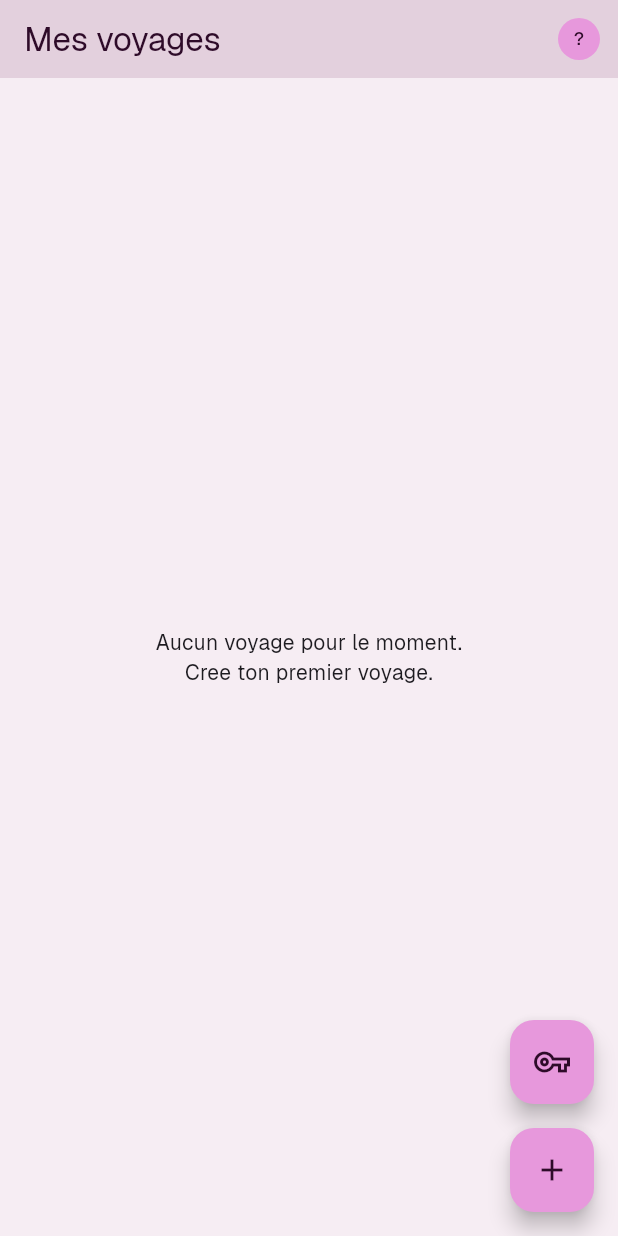
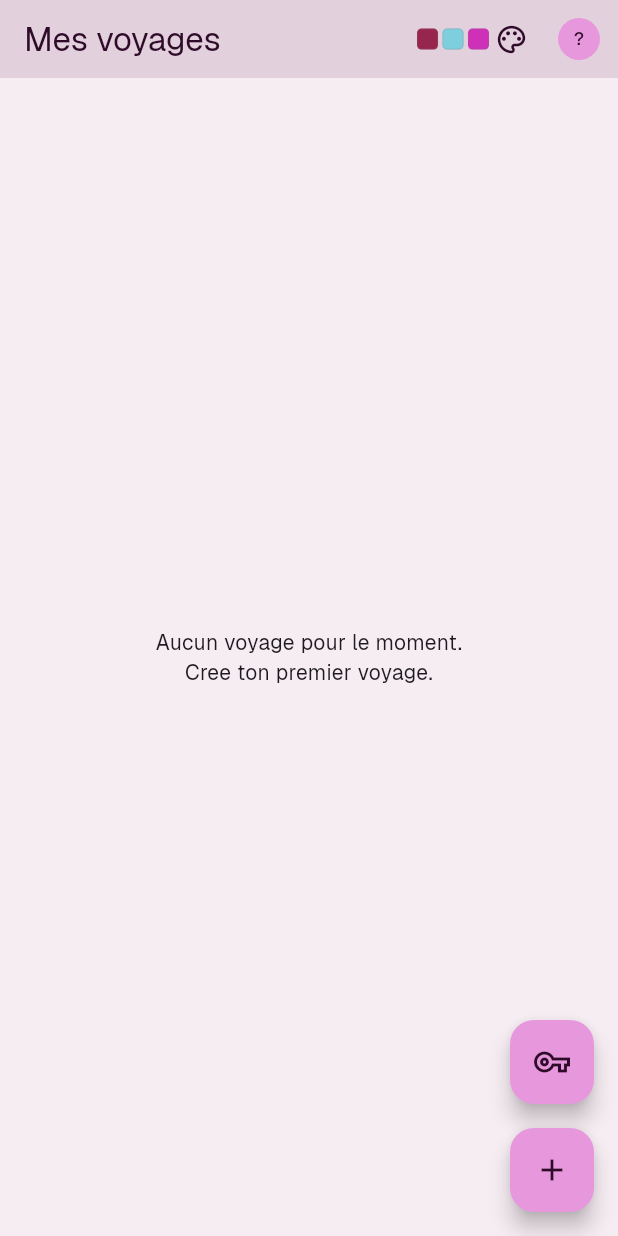
Before and after one commit to CenturySpine/Planzers, a Flutter app: the TripsPage screen opened by its route, on a phone screen of 412 x 824 dp. Run offline on Flutter 3.47's test engine with Material 3 defaults, Android fonts, the phone set to English and light mode, and no system bars; our stand-ins replace cloud_firestore, cloud_functions, firebase_auth, firebase_core, firebase_messaging, flutter_riverpod and 5 more; accounts and stored records are empty.

Commit message:
feat(theme): add Cupidon and Oligarch palette switcher
Travelers can choose between two color identities next to the account avatar; the app remembers the choice on the device. Semantic colors follow the active palette across trips, activities, and invitations.

Made-with: Cursor

```diff
--- a/lib/app/app.dart
+++ b/lib/app/app.dart
@@ -3,7 +3,9 @@ import 'package:flutter_localizations/flutter_localizations.dart';
 import 'package:flutter_riverpod/flutter_riverpod.dart';
 import 'package:planzers/app/preview_environment_chrome.dart';
 import 'package:planzers/app/router.dart';
+import 'package:planzers/app/theme/app_palette_provider.dart';
 import 'package:planzers/app/theme/app_theme.dart';
+import 'package:planzers/app/theme/brand_palette.dart';
 import 'package:planzers/core/firebase/bootstrap.dart';
 import 'package:planzers/core/firebase/firebase_target.dart';
 import 'package:planzers/core/firebase/firebase_target_provider.dart';
@@ -19,10 +21,28 @@ class PlanzersApp extends StatelessWidget {
       overrides: [
         firebaseTargetProvider.overrideWithValue(firebaseTarget),
       ],
-      child: MaterialApp.router(
+      child: _PlanzersThemedApp(firebaseTarget: firebaseTarget),
+    );
+  }
+}
+
+class _PlanzersThemedApp extends ConsumerWidget {
+  const _PlanzersThemedApp({required this.firebaseTarget});
+
+  final FirebaseTarget firebaseTarget;
+
+  @override
+  Widget build(BuildContext context, WidgetRef ref) {
+    final paletteAsync = ref.watch(appPaletteProvider);
+    final AppPaletteId paletteId = switch (paletteAsync) {
+      AsyncData(:final value) => value,
+      _ => AppPaletteId.cupidon,
+    };
+
+    return MaterialApp.router(
       title: firebaseTarget.isPreview ? 'Planzers · Preview' : 'Planzers',
       debugShowCheckedModeBanner: false,
-        theme: AppTheme.light,
+      theme: AppTheme.light(paletteId.data),
       themeMode: ThemeMode.light,
       // Required for [showDatePicker] with fr_FR: default delegates only
       // support English ([DefaultMaterialLocalizations]).
@@ -41,7 +61,6 @@ class PlanzersApp extends StatelessWidget {
           ),
         );
       },
-      ),
     );
   }
 }
--- a/lib/app/preview_environment_chrome.dart
+++ b/lib/app/preview_environment_chrome.dart
@@ -1,5 +1,5 @@
 import 'package:flutter/material.dart';
-import 'package:planzers/app/theme/app_palette.dart';
+import 'package:planzers/app/theme/planzers_colors.dart';
 import 'package:planzers/core/firebase/firebase_target.dart';
 
 /// Top strip when running the preview Firebase / build target.
@@ -23,7 +23,7 @@ class PreviewEnvironmentChrome extends StatelessWidget {
       crossAxisAlignment: CrossAxisAlignment.stretch,
       children: [
         Material(
-          color: AppPalette.warning,
+          color: context.planzersColors.warning,
           elevation: 1,
           child: SafeArea(
             bottom: false,
--- a/lib/app/theme/app_palette.dart
+++ b/lib/app/theme/app_palette.dart
@@ -1,19 +1,2 @@
-import 'package:flutter/material.dart';
-
-/// Centralized app colors for consistent branding across platforms.
-class AppPalette {
-  const AppPalette._();
-
-  // Brand palette (from approved Figma set).
-  static const Color primary = Color(0xFF97264E);
-  static const Color primaryLight = Color(0xFFE798DC);
-  static const Color primarySoft = Color(0xFFF3CDEE);
-  static const Color accent = Color(0xFFCF30B8);
-  static const Color secondary = Color(0xFF7ECFDD);
-  static const Color success = Color(0xFF4DC75E);
-  static const Color warning = Color(0xFFAE8F56);
-  static const Color deep = Color(0xFF2E0B29);
-
-  // App semantic colors.
-  static const Color successContainer = Color(0xFFE8F8EA);
-}
+export 'package:planzers/app/theme/brand_palette.dart';
+export 'package:planzers/app/theme/planzers_colors.dart';
--- /dev/null
+++ b/lib/app/theme/brand_palette.dart
@@ -0,0 +1,109 @@
+import 'package:flutter/material.dart';
+
+/// Visual identity preset (colors derived from the approved brand sets).
+enum AppPaletteId {
+  /// Rose / fuchsia (palette historique).
+  cupidon,
+
+  /// Turquoise, bleu et violet (palette Figma partagée).
+  oligarch,
+}
+
+extension AppPaletteIdX on AppPaletteId {
+  BrandPaletteData get data => switch (this) {
+        AppPaletteId.cupidon => BrandPaletteData.cupidon,
+        AppPaletteId.oligarch => BrandPaletteData.oligarch,
+      };
+}
+
+/// All colors that feed [ThemeData] and [PlanzersColors].
+@immutable
+class BrandPaletteData {
+  const BrandPaletteData({
+    required this.primary,
+    required this.primaryLight,
+    required this.primarySoft,
+    required this.accent,
+    required this.secondary,
+    required this.secondaryContainer,
+    required this.success,
+    required this.warning,
+    required this.deep,
+    required this.successContainer,
+    required this.surface,
+    required this.surfaceContainerHighest,
+    required this.scaffoldBackground,
+    required this.appBarBackground,
+    required this.onSurfaceVariant,
+    required this.outline,
+    required this.outlineVariant,
+    required this.inverseSurface,
+    required this.onInverseSurface,
+  });
+
+  final Color primary;
+  final Color primaryLight;
+  final Color primarySoft;
+  final Color accent;
+  final Color secondary;
+  final Color secondaryContainer;
+  final Color success;
+  final Color warning;
+  final Color deep;
+  final Color successContainer;
+  final Color surface;
+  final Color surfaceContainerHighest;
+  final Color scaffoldBackground;
+  final Color appBarBackground;
+  final Color onSurfaceVariant;
+  final Color outline;
+  final Color outlineVariant;
+  final Color inverseSurface;
+  final Color onInverseSurface;
+
+  static const BrandPaletteData cupidon = BrandPaletteData(
+    primary: Color(0xFF97264E),
+    primaryLight: Color(0xFFE798DC),
+    primarySoft: Color(0xFFF3CDEE),
+    accent: Color(0xFFCF30B8),
+    secondary: Color(0xFF7ECFDD),
+    secondaryContainer: Color(0xFFCFEFF4),
+    success: Color(0xFF4DC75E),
+    warning: Color(0xFFAE8F56),
+    deep: Color(0xFF2E0B29),
+    successContainer: Color(0xFFE8F8EA),
+    surface: Color(0xFFFFFBFE),
+    surfaceContainerHighest: Color(0xFFE8D7E2),
+    scaffoldBackground: Color(0xFFF6EDF3),
+    appBarBackground: Color(0xFFE3D0DD),
+    onSurfaceVariant: Color(0xFF5C4B56),
+    outline: Color(0xFF8A7582),
+    outlineVariant: Color(0xFFDCC8D4),
+    inverseSurface: Color(0xFF382D35),
+    onInverseSurface: Color(0xFFFDEEF8),
+  );
+
+  /// Second palette: #70CDC5, #5A725E, #2B2129, #8A41A4, #3554D0, #F1CACA,
+  /// #1D18BF, #A1B823 (roles sémantiques pour l’UI claire).
+  static const BrandPaletteData oligarch = BrandPaletteData(
+    primary: Color(0xFF3554D0),
+    primaryLight: Color(0xFF9EADF0),
+    primarySoft: Color(0xFFE8EDFA),
+    accent: Color(0xFF8A41A4),
+    secondary: Color(0xFF70CDC5),
+    secondaryContainer: Color(0xFFCFF5F0),
+    success: Color(0xFF5A725E),
+    warning: Color(0xFFB0924A),
+    deep: Color(0xFF2B2129),
+    successContainer: Color(0xFFE5EDE6),
+    surface: Color(0xFFFFFBFF),
+    surfaceContainerHighest: Color(0xFFE1E6F4),
+    scaffoldBackground: Color(0xFFF4F6FC),
+    appBarBackground: Color(0xFFD9E0F4),
+    onSurfaceVariant: Color(0xFF4B5065),
+    outline: Color(0xFF767B8F),
+    outlineVariant: Color(0xFFC5CBE0),
+    inverseSurface: Color(0xFF2B2129),
+    onInverseSurface: Color(0xFFF1F3F9),
+  );
+}
--- /dev/null
+++ b/lib/app/theme/planzers_colors.dart
@@ -0,0 +1,50 @@
+import 'package:flutter/material.dart';
+
+/// Extra semantic colors (not fully covered by [ColorScheme]) for widgets.
+@immutable
+class PlanzersColors extends ThemeExtension<PlanzersColors> {
+  const PlanzersColors({
+    required this.success,
+    required this.warning,
+    required this.successContainer,
+  });
+
+  final Color success;
+  final Color warning;
+  final Color successContainer;
+
+  static const PlanzersColors fallback = PlanzersColors(
+    success: Color(0xFF4DC75E),
+    warning: Color(0xFFAE8F56),
+    successContainer: Color(0xFFE8F8EA),
+  );
+
+  @override
+  PlanzersColors copyWith({
+    Color? success,
+    Color? warning,
+    Color? successContainer,
+  }) {
+    return PlanzersColors(
+      success: success ?? this.success,
+      warning: warning ?? this.warning,
+      successContainer: successContainer ?? this.successContainer,
+    );
+  }
+
+  @override
+  PlanzersColors lerp(ThemeExtension<PlanzersColors>? other, double t) {
+    if (other is! PlanzersColors) return this;
+    return PlanzersColors(
+      success: Color.lerp(success, other.success, t)!,
+      warning: Color.lerp(warning, other.warning, t)!,
+      successContainer:
+          Color.lerp(successContainer, other.successContainer, t)!,
+    );
+  }
+}
+
+extension PlanzersThemeContext on BuildContext {
+  PlanzersColors get planzersColors =>
+      Theme.of(this).extension<PlanzersColors>() ?? PlanzersColors.fallback;
+}
--- /dev/null
+++ b/lib/features/account/presentation/account_app_bar_actions.dart
@@ -0,0 +1,19 @@
+import 'package:flutter/material.dart';
+import 'package:flutter_riverpod/flutter_riverpod.dart';
+import 'package:planzers/features/account/presentation/account_menu_button.dart';
+import 'package:planzers/features/account/presentation/palette_picker_button.dart';
+
+class AccountAppBarActions extends ConsumerWidget {
+  const AccountAppBarActions({super.key});
+
+  @override
+  Widget build(BuildContext context, WidgetRef ref) {
+    return const Row(
+      mainAxisSize: MainAxisSize.min,
+      children: [
+        PalettePickerButton(),
+        AccountMenuButton(),
+      ],
+    );
+  }
+}
--- a/lib/features/account/presentation/account_page.dart
+++ b/lib/features/account/presentation/account_page.dart
@@ -6,6 +6,7 @@ import 'package:flutter_riverpod/flutter_riverpod.dart';
 import 'package:go_router/go_router.dart';
 import 'package:planzers/core/push/fcm_token_sync.dart';
 import 'package:planzers/features/account/data/account_repository.dart';
+import 'package:planzers/features/account/presentation/palette_picker_button.dart';
 
 class AccountPage extends ConsumerStatefulWidget {
   const AccountPage({super.key});
@@ -119,6 +120,9 @@ class _AccountPageState extends ConsumerState<AccountPage> {
     return Scaffold(
       appBar: AppBar(
         title: const Text('Mon compte'),
+        actions: const [
+          PalettePickerButton(),
+        ],
       ),
       body: StreamBuilder<DocumentSnapshot<Map<String, dynamic>>>(
         stream: ref.read(accountRepositoryProvider).watchMyUserDocument(),
--- /dev/null
+++ b/lib/features/account/presentation/palette_picker_button.dart
@@ -0,0 +1,119 @@
+import 'package:flutter/material.dart';
+import 'package:flutter_riverpod/flutter_riverpod.dart';
+import 'package:planzers/app/theme/app_palette_provider.dart';
+import 'package:planzers/app/theme/brand_palette.dart';
+
+class PalettePickerButton extends ConsumerWidget {
+  const PalettePickerButton({super.key});
+
+  static const double _swatchSize = 14;
+
+  @override
+  Widget build(BuildContext context, WidgetRef ref) {
+    final paletteAsync = ref.watch(appPaletteProvider);
+    final AppPaletteId current = switch (paletteAsync) {
+      AsyncData(:final value) => value,
+      _ => AppPaletteId.cupidon,
+    };
+
+    return PopupMenuButton<AppPaletteId>(
+      tooltip: 'Palette',
+      padding: EdgeInsets.zero,
+      constraints: const BoxConstraints(minWidth: 0, maxWidth: 280),
+      onSelected: (id) {
+        ref.read(appPaletteProvider.notifier).setPalette(id);
+      },
+      itemBuilder: (context) => [
+        _paletteMenuItem(
+          context,
+          id: AppPaletteId.cupidon,
+          label: 'Cupidon',
+          colors: BrandPaletteData.cupidon,
+          selected: current == AppPaletteId.cupidon,
+        ),
+        _paletteMenuItem(
+          context,
+          id: AppPaletteId.oligarch,
+          label: 'Oligarch',
+          colors: BrandPaletteData.oligarch,
+          selected: current == AppPaletteId.oligarch,
+        ),
+      ],
+      child: Padding(
+        padding: const EdgeInsets.symmetric(horizontal: 8),
+        child: Row(
+          mainAxisSize: MainAxisSize.min,
+          children: [
+            _paletteSwatchStrip(context, colors: current.data),
+            const SizedBox(width: 4),
+            Icon(
+              Icons.palette_outlined,
+              size: 22,
+              color: Theme.of(context).colorScheme.onSurface,
+            ),
+          ],
+        ),
+      ),
+    );
+  }
+
+  PopupMenuEntry<AppPaletteId> _paletteMenuItem(
+    BuildContext context, {
+    required AppPaletteId id,
+    required String label,
+    required BrandPaletteData colors,
+    required bool selected,
+  }) {
+    return PopupMenuItem<AppPaletteId>(
+      value: id,
+      padding: const EdgeInsets.symmetric(horizontal: 12, vertical: 10),
+      child: Row(
+        mainAxisSize: MainAxisSize.min,
+        children: [
+          _paletteSwatchStrip(context, colors: colors),
+          const SizedBox(width: 10),
+          Text(label),
+          if (selected) ...[
+            const SizedBox(width: 10),
+            Icon(
+              Icons.check,
+              size: 20,
+              color: Theme.of(context).colorScheme.primary,
+            ),
+          ],
+        ],
+      ),
+    );
+  }
+
+  /// Fixed-size swatches (no [Expanded] / empty [DecoratedBox]) so the strip
+  /// still paints inside popup [IntrinsicWidth] layouts.
+  Widget _paletteSwatchStrip(
+    BuildContext context, {
+    required BrandPaletteData colors,
+  }) {
+    final outline = Theme.of(context).colorScheme.outline.withValues(alpha: 0.35);
+    return Row(
+      mainAxisSize: MainAxisSize.min,
+      children: [
+        _swatch(colors.primary, outline),
+        const SizedBox(width: 3),
+        _swatch(colors.secondary, outline),
+        const SizedBox(width: 3),
+        _swatch(colors.accent, outline),
+      ],
+    );
+  }
+
+  Widget _swatch(Color fill, Color outline) {
+    return Container(
+      width: _swatchSize,
+      height: _swatchSize,
+      decoration: BoxDecoration(
+        color: fill,
+        borderRadius: BorderRadius.circular(3),
+        border: Border.all(color: outline, width: 0.5),
+      ),
+    );
+  }
+}
--- a/lib/features/activities/presentation/trip_activities_page.dart
+++ b/lib/features/activities/presentation/trip_activities_page.dart
@@ -1,6 +1,6 @@
 import 'package:flutter/material.dart';
 import 'package:flutter_riverpod/flutter_riverpod.dart';
-import 'package:planzers/app/theme/app_palette.dart';
+import 'package:planzers/app/theme/planzers_colors.dart';
 import 'package:planzers/features/activities/data/activities_repository.dart';
 import 'package:planzers/features/activities/data/trip_activity.dart';
 import 'package:planzers/features/activities/presentation/trip_activity_detail_page.dart';
@@ -126,7 +126,7 @@ class _ActivityListTile extends ConsumerWidget {
         activity.label.trim().isEmpty ? 'Sans titre' : activity.label.trim();
 
     return Card(
-      color: activity.done ? AppPalette.successContainer : null,
+      color: activity.done ? context.planzersColors.successContainer : null,
       child: Padding(
         padding: const EdgeInsets.only(left: 4, right: 4),
         child: Row(
--- a/lib/features/trips/presentation/invite_join_page.dart
+++ b/lib/features/trips/presentation/invite_join_page.dart
@@ -2,7 +2,7 @@ import 'package:firebase_auth/firebase_auth.dart';
 import 'package:flutter/material.dart';
 import 'package:flutter_riverpod/flutter_riverpod.dart';
 import 'package:go_router/go_router.dart';
-import 'package:planzers/app/theme/app_palette.dart';
+import 'package:planzers/app/theme/planzers_colors.dart';
 import 'package:planzers/features/trips/data/trips_repository.dart';
 
 class InviteJoinPage extends ConsumerStatefulWidget {
@@ -112,9 +112,9 @@ class _InviteJoinPageState extends ConsumerState<InviteJoinPage> {
                   const SizedBox(height: 16),
                   const Text('Connexion au voyage en cours...'),
                 ] else if (_joined) ...[
-                  const Icon(
+                  Icon(
                     Icons.check_circle,
-                    color: AppPalette.success,
+                    color: context.planzersColors.success,
                     size: 52,
                   ),
                   const SizedBox(height: 12),
--- a/lib/features/trips/presentation/trip_shell_page.dart
+++ b/lib/features/trips/presentation/trip_shell_page.dart
@@ -2,7 +2,7 @@ import 'package:firebase_auth/firebase_auth.dart';
 import 'package:flutter/material.dart';
 import 'package:flutter_riverpod/flutter_riverpod.dart';
 import 'package:go_router/go_router.dart';
-import 'package:planzers/features/account/presentation/account_menu_button.dart';
+import 'package:planzers/features/account/presentation/account_app_bar_actions.dart';
 import 'package:planzers/features/trips/data/trip.dart';
 import 'package:planzers/features/trips/data/trips_repository.dart';
 import 'package:planzers/features/trips/presentation/trip_scope.dart';
@@ -123,7 +123,7 @@ class TripShellPage extends ConsumerWidget {
                     tooltip: 'Mes voyages',
                   ),
                   actions: const [
-                    AccountMenuButton(),
+                    AccountAppBarActions(),
                   ],
                 ),
                 body: Row(
--- a/lib/features/trips/presentation/trips_page.dart
+++ b/lib/features/trips/presentation/trips_page.dart
@@ -3,7 +3,7 @@ import 'package:firebase_auth/firebase_auth.dart';
 import 'package:flutter/material.dart';
 import 'package:flutter_riverpod/flutter_riverpod.dart';
 import 'package:go_router/go_router.dart';
-import 'package:planzers/features/account/presentation/account_menu_button.dart';
+import 'package:planzers/features/account/presentation/account_app_bar_actions.dart';
 import 'package:planzers/features/trips/data/trips_repository.dart';
 import 'package:planzers/features/trips/presentation/trip_date_format.dart';
 
@@ -18,8 +18,8 @@ class TripsPage extends ConsumerWidget {
     return Scaffold(
       appBar: AppBar(
         title: const Text('Mes voyages'),
-        actions: [
-          const AccountMenuButton(),
+        actions: const [
+          AccountAppBarActions(),
         ],
       ),
       floatingActionButton: Column(
```
Also changed, not shown: lib/app/theme/app_palette_provider.dart (added, +40 -0 lines), lib/app/theme/app_theme.dart (+37 -29 lines). Lines whose indentation alone changed are shown as unchanged.
